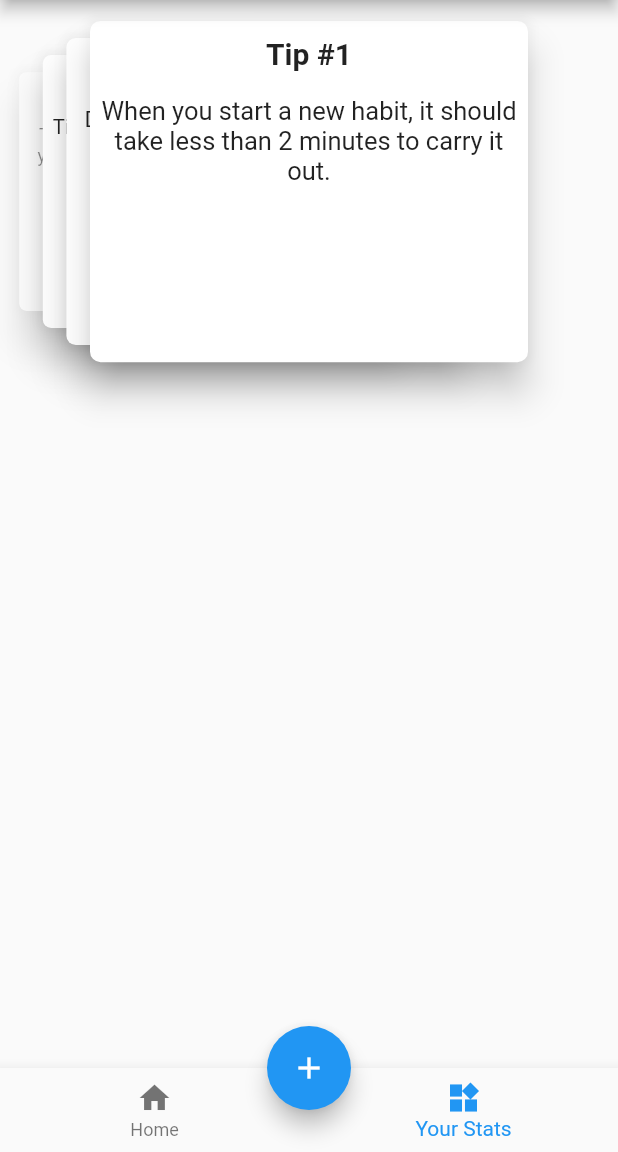
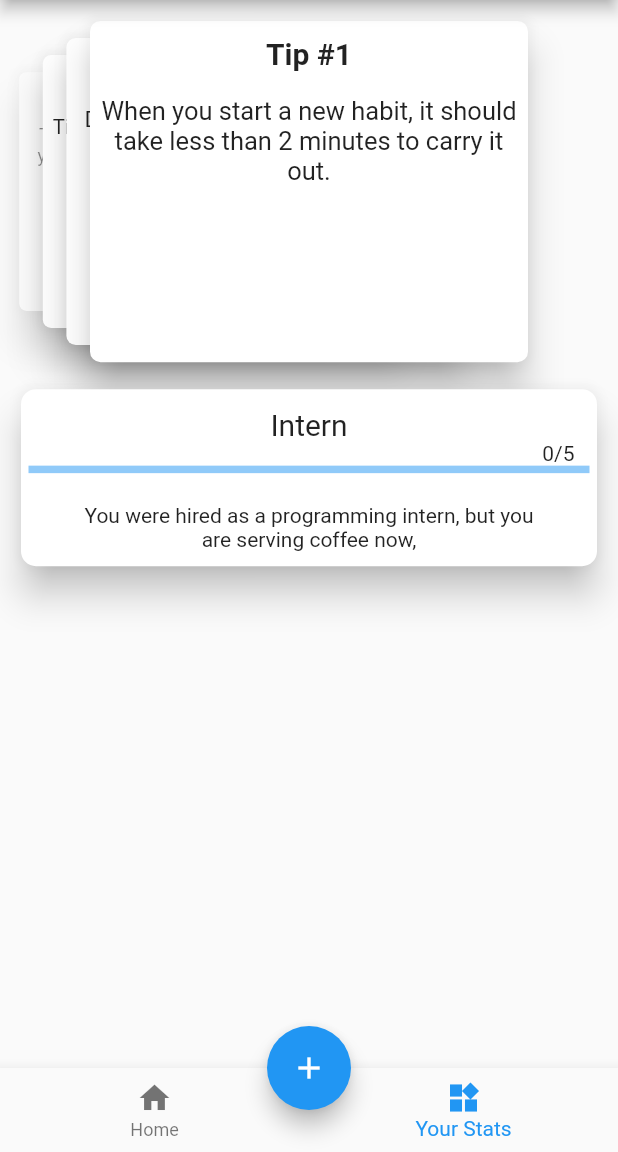
Before and after one commit to theexidge/routinger, a Flutter app: the screen it shows after launch, item 2 of the bottom bar chosen, on a phone screen of 412 x 824 dp, the part 84-1236 px from its top. Run offline on Flutter 3.47's test engine with Material 2 defaults, Android fonts, the phone set to English and light mode, and no system bars; drawn by our look-alikes of card_swiper; our stand-ins replace flutter_local_notifications, flutter_native_timezone, sqflite, timezone; accounts and stored records are empty; Roboto replaces fonts that are missing (KleeOne).

Commit message:
Rudimentary Points Sytem added.

```diff
--- a/lib/main.dart
+++ b/lib/main.dart
@@ -23,11 +23,11 @@ class MyApp extends StatelessWidget {
   Widget build(BuildContext context) {
     return MultiProvider(
       providers: [
-        ChangeNotifierProvider.value(
-          value: Tasks(),
+        ChangeNotifierProvider(
+          create: (_) => Tasks(),
         ),
-        ChangeNotifierProvider.value(
-          value: ExperiencePoints(),
+        ChangeNotifierProvider(
+          create: (_) => ExperiencePoints(),
         ),
       ],
       child: MaterialApp(
--- a/lib/provider/experience_points.dart
+++ b/lib/provider/experience_points.dart
@@ -1,7 +1,7 @@
 import 'package:flutter/cupertino.dart';
 
 class ExperiencePoints with ChangeNotifier {
-  static List<String> posts = const [
+  List<String> posts = const [
     'Intern',
     'Team Member',
     'Team Lead',
@@ -13,12 +13,51 @@ class ExperiencePoints with ChangeNotifier {
     'Director',
   ];
 
-  static bool hired = false;
+  bool hired = false;
 
-  static int hiredIndex = 0;
-  static int currentPoints = 0;
+  int hiredIndex = 0;
+  int currentPoints = 0;
 
-  static List<int> points = [
+  List<List<String>> catchyPhrases = [
+    [
+      'You were hired as a programming intern, but you',
+      'are serving coffee now,',
+    ],
+    [
+      'You were settled down with the fact that you will',
+      'be serving coffee only. But voila a promotion.',
+    ],
+    [
+      'You putting in hours of effort and skipping parties',
+      'is making your friends jealous now.',
+    ],
+    [
+      'Finally I am beginning to think that MBA fees',
+      'didn\'t go down the drain.',
+    ],
+    [
+      'My irritating boss called me and said I am gonna be',
+      'be your boss again. But atleast you got promoted',
+    ],
+    [
+      'Is it worth the effort spending time in this company? You have ',
+      'got promoted. Yes, I am happy to spend my entire life here',
+    ],
+    [
+      'I shouldn\'t say this but I was happy going to someone\'s',
+      'funeral. Whose? Our President. I have got his job now.',
+    ],
+    [
+      'Finally my performance will drive up the share market',
+      'I am the King',
+    ],
+    [
+      'I was able to save up enough money to buy more shares of our company',
+      'I got it pretty cheap 1\$/1%. But atleast I am the director.',
+    ]
+  ];
+
+  List<int> points = [
     5,
     8,
     10,
@@ -29,6 +68,18 @@ class ExperiencePoints with ChangeNotifier {
     50,
     75,
   ];
+
+  String getProgress() {
+    return '$currentPoints/${points[hiredIndex]}';
+  }
+
+  double getProgressFraction() {
+    return currentPoints / points[hiredIndex];
+  }
+
+  String getPostName() {
+    return posts[hiredIndex];
+  }
 
   void findNewCompany() {
     hired = true;
--- a/lib/screens/home_screen.dart
+++ b/lib/screens/home_screen.dart
@@ -2,6 +2,7 @@ import 'package:flutter/material.dart';
 
 // Third Party Packages
 import 'package:card_swiper/card_swiper.dart';
+import 'package:routinger/widgets/your_stats.dart';
 import 'package:url_launcher/url_launcher.dart';
 
 // Screen Imports
@@ -133,7 +134,7 @@ class _HomeScreenState extends State<HomeScreen> {
               ),
             ),
             _selectedIndexOfBottomNavBar == 1
-                ? Container() // TODO: Make a your stats widget
+                ? YourStats()
                 : Column(
                     children: [
                       Container(
--- /dev/null
+++ b/lib/widgets/your_stats.dart
@@ -0,0 +1,76 @@
+import 'package:flutter/material.dart';
+import 'package:provider/provider.dart';
+import 'package:routinger/provider/experience_points.dart';
+
+class YourStats extends StatelessWidget {
+  @override
+  Widget build(BuildContext context) {
+    return Container(
+      padding: EdgeInsets.symmetric(
+        horizontal: 10,
+      ),
+      child: Card(
+        shape: RoundedRectangleBorder(
+          borderRadius: BorderRadius.circular(10.0),
+        ),
+        elevation: 10.0,
+        child: Consumer<ExperiencePoints>(
+          builder: (_, expPoint, __) => Column(
+            children: [
+              Container(
+                child: Text(
+                  expPoint.getPostName(),
+                  style: TextStyle(
+                    fontFamily: 'KleeOne',
+                    fontSize: 20,
+                  ),
+                ),
+                padding: EdgeInsets.fromLTRB(0, 12, 0, 0),
+              ),
+              Container(
+                child: Text(
+                  expPoint.getProgress(),
+                  style: TextStyle(
+                    fontFamily: 'KleeOne',
+                  ),
+                  textAlign: TextAlign.end,
+                ),
+                width: double.infinity,
+                padding: const EdgeInsets.symmetric(
+                  horizontal: 15,
+                ),
+              ),
+              Container(
+                child: LinearProgressIndicator(
+                  value: expPoint.getProgressFraction(),
+                  minHeight: 5,
+                ),
+                padding: EdgeInsets.symmetric(
+                  horizontal: 5,
+                ),
+              ),
+              SizedBox(
+                height: 20,
+              ),
+              Text(
+                expPoint.catchyPhrases[expPoint.hiredIndex][0],
+                style: TextStyle(
+                  fontFamily: 'KleeOne',
+                ),
+              ),
+              Text(
+                expPoint.catchyPhrases[expPoint.hiredIndex][1],
+                style: TextStyle(
+                  fontFamily: 'KleeOne',
+                ),
+              ),
+              SizedBox(
+                height: 10,
+              )
+            ],
+          ),
+        ),
+      ),
+    );
+  }
+}
```
